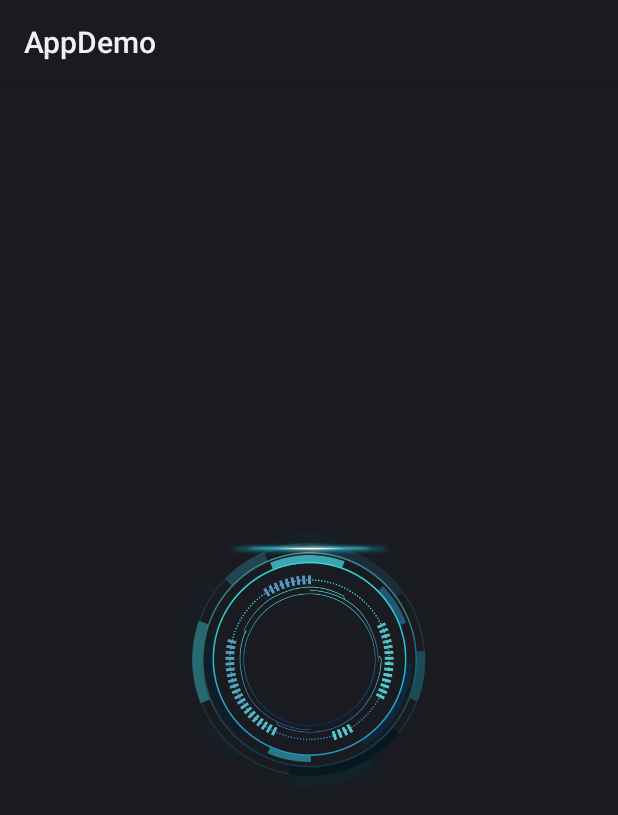
After one commit to Yz107/AppDemo, an Android app: the layout activity_animation.xml on its own in the app's theme, with its tools: preview values and no code run, on a phone screen of 412 x 824 dp. The commit adds this screen. Shown: the top 815 px of the screen. Run offline under Robolectric (Android 15) with nearby library versions, the phone set to English and light mode, and no system bars.

Commit message:
Animation动画示例

```diff
--- a/app/src/main/AndroidManifest.xml
+++ b/app/src/main/AndroidManifest.xml
@@ -24,6 +24,7 @@
             </intent-filter>
         </activity>
         <activity android:name=".activity.ViewPager2Activity" />
+        <activity android:name=".activity.AnimationActivity" />
     </application>
 
 </manifest>
--- /dev/null
+++ b/app/src/main/res/layout/activity_animation.xml
@@ -0,0 +1,34 @@
+<?xml version="1.0" encoding="utf-8"?>
+<androidx.constraintlayout.widget.ConstraintLayout xmlns:android="http://schemas.android.com/apk/res/android"
+    android:layout_width="match_parent"
+    android:layout_height="match_parent"
+    xmlns:app="http://schemas.android.com/apk/res-auto">
+
+    <FrameLayout
+        app:layout_constraintTop_toTopOf="parent"
+        app:layout_constraintBottom_toBottomOf="parent"
+        app:layout_constraintLeft_toLeftOf="parent"
+        app:layout_constraintRight_toRightOf="parent"
+        android:layout_width="wrap_content"
+        android:layout_height="wrap_content">
+        <ImageView
+            android:id="@+id/image"
+            android:src="@drawable/out"
+            android:layout_width="wrap_content"
+            android:layout_height="wrap_content"/>
+
+        <ImageView
+            android:id="@+id/image2"
+            android:src="@drawable/inner"
+            android:layout_width="wrap_content"
+            android:layout_height="wrap_content"/>
+        <ImageView
+            android:id="@+id/image3"
+            android:layout_gravity="center_horizontal"
+            android:src="@drawable/scan_line"
+            android:layout_width="wrap_content"
+            android:layout_height="wrap_content"/>
+    </FrameLayout>
+
+
+</androidx.constraintlayout.widget.ConstraintLayout>
--- a/app/src/main/res/layout/fragment_ui.xml
+++ b/app/src/main/res/layout/fragment_ui.xml
@@ -32,10 +32,10 @@
         android:text="SelectPicture"
         style="@style/Button.Shadow"   />
     <Button
-        android:id="@+id/test"
+        android:id="@+id/anim"
         android:layout_width="match_parent"
         android:layout_height="wrap_content"
-        android:text="Test"
+        android:text="Animation"
         style="@style/Button.Shadow"   />
     <Button
         android:id="@+id/test2"
```
Also changed, not shown: app/src/main/java/com/yz/appdemo/activity/AnimationActivity.java (added, +49 -0 lines), app/src/main/java/com/yz/appdemo/fragment/SettingFragment.java (+31 -34 lines), app/src/main/java/com/yz/appdemo/fragment/UIFragment.java (+4 -5 lines), app/src/main/res/anim/rotate_anim.xml (added, +10 -0 lines), app/src/main/res/anim/rotate_anim2.xml (added, +10 -0 lines), app/src/main/res/anim/translate_anim.xml (added, +7 -0 lines), app/src/main/res/layout/fragment_setting.xml (+5 -33 lines), app/src/main/res/drawable-xxhdpi/inner.png (added), app/src/main/res/drawable-xxhdpi/out.png (added), app/src/main/res/drawable-xxhdpi/scan_line.png (added).
